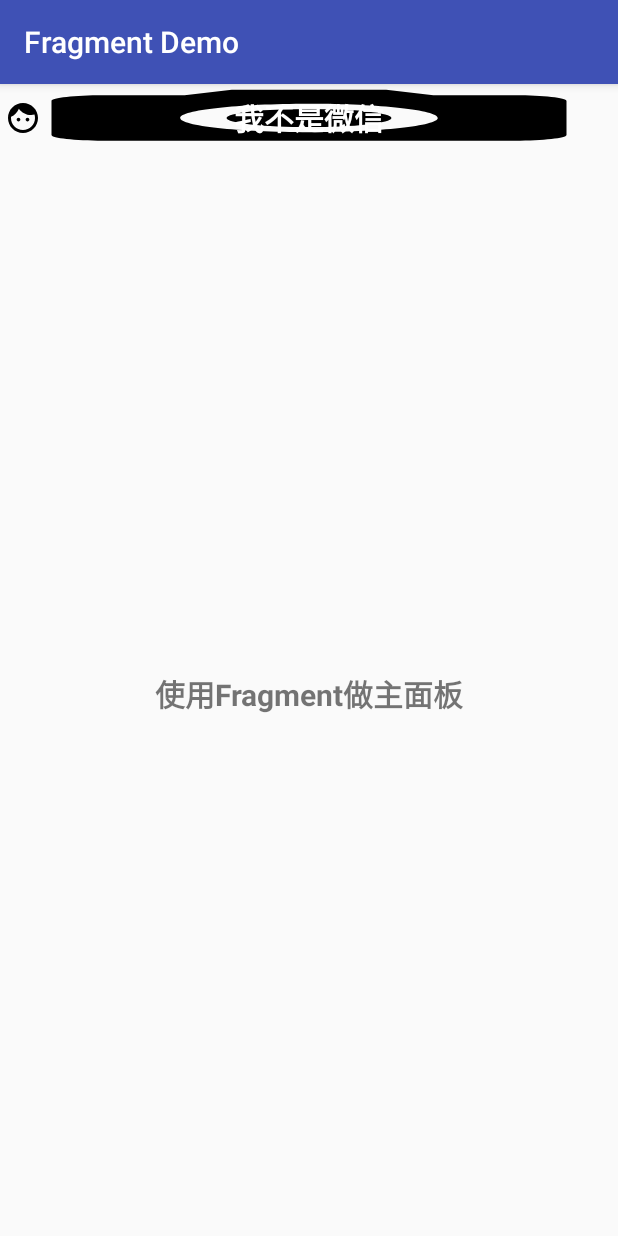
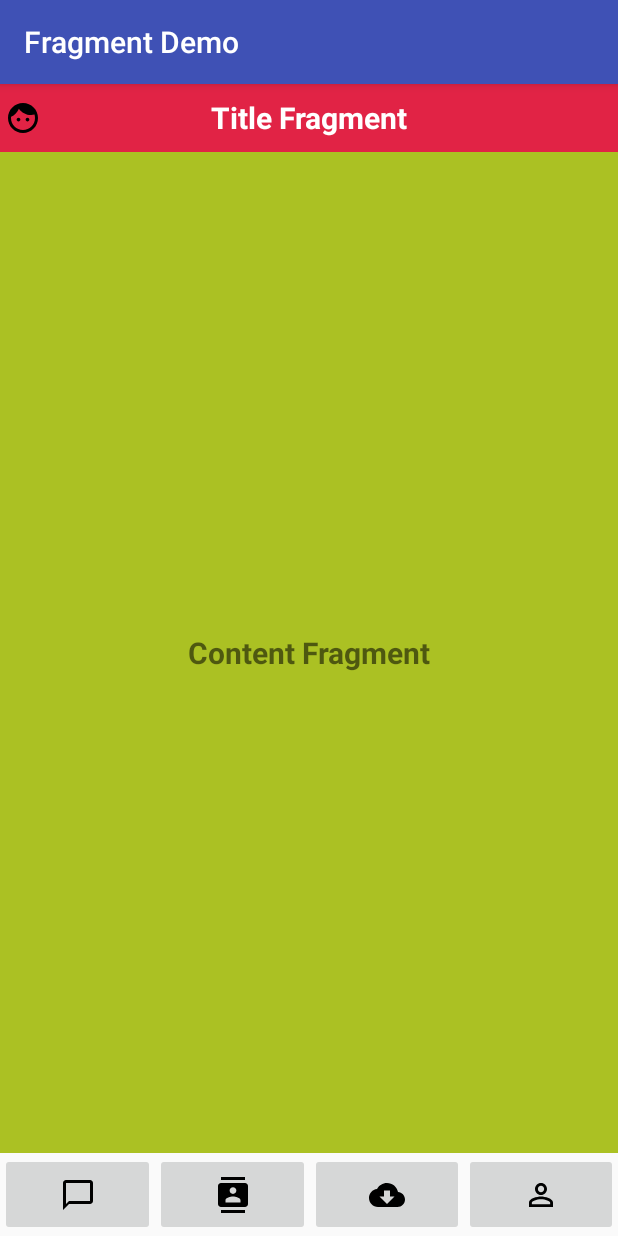
Before and after one commit to Vaycent/vaycentFramwork, an Android app: the FragmentDemo screen opened directly, with no data from a screen before it, on a phone screen of 412 x 824 dp. Run offline under Robolectric (Android 15) with nearby library versions, the phone set to English and light mode, and no system bars.

Commit message:
Sync Fragment demo

```diff
--- a/app/src/main/java/vaycent/vaycentproject/DemoPackage/FragmentPackage/FragmentDemo.java
+++ b/app/src/main/java/vaycent/vaycentproject/DemoPackage/FragmentPackage/FragmentDemo.java
@@ -1,8 +1,12 @@
 package vaycent.vaycentproject.DemoPackage.FragmentPackage;
 
+import android.app.FragmentManager;
+import android.app.FragmentTransaction;
 import android.os.Bundle;
 import android.support.v7.app.AppCompatActivity;
+import android.view.View;
 import android.view.Window;
+import android.widget.ImageButton;
 
 import vaycent.vaycentproject.R;
 
@@ -10,12 +14,48 @@ import vaycent.vaycentproject.R;
  * Created by Vaycent on 2016/10/19.
  */
 
-public class FragmentDemo extends AppCompatActivity {
+public class FragmentDemo extends AppCompatActivity implements View.OnClickListener {
+    private ImageButton messageBtn, contactsBtn, cloudBtn, personBtn;
+    private ContentFragment contentFragment;
+
     @Override
     protected void onCreate(Bundle savedInstanceState)
     {
         super.onCreate(savedInstanceState);
         requestWindowFeature(Window.FEATURE_NO_TITLE);
         setContentView(R.layout.fragment_demo);
+
+        initLayout();
+    }
+
+    private void initLayout(){
+        messageBtn=(ImageButton)findViewById(R.id.message_btn);
+        contactsBtn=(ImageButton)findViewById(R.id.contacts_btn);
+        cloudBtn=(ImageButton)findViewById(R.id.cloud_btn);
+        personBtn=(ImageButton)findViewById(R.id.person_btn);
+
+    }
+
+    @Override
+    public void onClick(View v) {
+        FragmentManager fm = getFragmentManager();
+        FragmentTransaction ft = fm.beginTransaction();
+
+        switch (v.getId()){
+            case R.id.message_btn:
+
+                break;
+            case R.id.contacts_btn:
+
+                break;
+            case R.id.cloud_btn:
+
+                break;
+            case R.id.person_btn:
+
+                break;
+            default:
+                break;
+        }
     }
 }
--- /dev/null
+++ b/app/src/main/res/drawable/ic_chat_bubble_outline_black_24dp.xml
@@ -0,0 +1,9 @@
+<vector xmlns:android="http://schemas.android.com/apk/res/android"
+        android:width="24dp"
+        android:height="24dp"
+        android:viewportWidth="24.0"
+        android:viewportHeight="24.0">
+    <path
+        android:fillColor="#FF000000"
+        android:pathData="M20,2L4,2c-1.1,0 -2,0.9 -2,2v18l4,-4h14c1.1,0 2,-0.9 2,-2L22,4c0,-1.1 -0.9,-2 -2,-2zM20,16L6,16l-2,2L4,4h16v12z"/>
+</vector>
--- /dev/null
+++ b/app/src/main/res/drawable/ic_cloud_download_black_24dp.xml
@@ -0,0 +1,9 @@
+<vector xmlns:android="http://schemas.android.com/apk/res/android"
+        android:width="24dp"
+        android:height="24dp"
+        android:viewportWidth="24.0"
+        android:viewportHeight="24.0">
+    <path
+        android:fillColor="#FF000000"
+        android:pathData="M19.35,10.04C18.67,6.59 15.64,4 12,4 9.11,4 6.6,5.64 5.35,8.04 2.34,8.36 0,10.91 0,14c0,3.31 2.69,6 6,6h13c2.76,0 5,-2.24 5,-5 0,-2.64 -2.05,-4.78 -4.65,-4.96zM17,13l-5,5 -5,-5h3V9h4v4h3z"/>
+</vector>
--- /dev/null
+++ b/app/src/main/res/drawable/ic_contacts_black_24dp.xml
@@ -0,0 +1,9 @@
+<vector xmlns:android="http://schemas.android.com/apk/res/android"
+        android:width="24dp"
+        android:height="24dp"
+        android:viewportWidth="24.0"
+        android:viewportHeight="24.0">
+    <path
+        android:fillColor="#FF000000"
+        android:pathData="M20,0L4,0v2h16L20,0zM4,24h16v-2L4,22v2zM20,4L4,4c-1.1,0 -2,0.9 -2,2v12c0,1.1 0.9,2 2,2h16c1.1,0 2,-0.9 2,-2L22,6c0,-1.1 -0.9,-2 -2,-2zM12,6.75c1.24,0 2.25,1.01 2.25,2.25s-1.01,2.25 -2.25,2.25S9.75,10.24 9.75,9 10.76,6.75 12,6.75zM17,17L7,17v-1.5c0,-1.67 3.33,-2.5 5,-2.5s5,0.83 5,2.5L17,17z"/>
+</vector>
--- /dev/null
+++ b/app/src/main/res/drawable/ic_person_outline_black_24dp.xml
@@ -0,0 +1,9 @@
+<vector xmlns:android="http://schemas.android.com/apk/res/android"
+        android:width="24dp"
+        android:height="24dp"
+        android:viewportWidth="24.0"
+        android:viewportHeight="24.0">
+    <path
+        android:fillColor="#FF000000"
+        android:pathData="M12,5.9c1.16,0 2.1,0.94 2.1,2.1s-0.94,2.1 -2.1,2.1S9.9,9.16 9.9,8s0.94,-2.1 2.1,-2.1m0,9c2.97,0 6.1,1.46 6.1,2.1v1.1L5.9,18.1L5.9,17c0,-0.64 3.13,-2.1 6.1,-2.1M12,4C9.79,4 8,5.79 8,8s1.79,4 4,4 4,-1.79 4,-4 -1.79,-4 -4,-4zM12,13c-2.67,0 -8,1.34 -8,4v3h16v-3c0,-2.66 -5.33,-4 -8,-4z"/>
+</vector>
--- /dev/null
+++ b/app/src/main/res/layout/bottombar.xml
@@ -0,0 +1,35 @@
+<?xml version="1.0" encoding="utf-8"?>
+<LinearLayout xmlns:android="http://schemas.android.com/apk/res/android"
+    android:layout_width="match_parent"
+    android:layout_height="55dp"
+    android:orientation="horizontal">
+
+    <ImageButton
+        android:id="@+id/message_btn"
+        android:layout_width="match_parent"
+        android:layout_height="match_parent"
+        android:src="@drawable/ic_chat_bubble_outline_black_24dp"
+        android:layout_weight="1"/>
+
+    <ImageButton
+        android:id="@+id/contacts_btn"
+        android:layout_width="match_parent"
+        android:layout_height="match_parent"
+        android:src="@drawable/ic_contacts_black_24dp"
+        android:layout_weight="1"/>
+
+    <ImageButton
+        android:id="@+id/cloud_btn"
+        android:layout_width="match_parent"
+        android:layout_height="match_parent"
+        android:src="@drawable/ic_cloud_download_black_24dp"
+        android:layout_weight="1"/>
+
+    <ImageButton
+        android:id="@+id/person_btn"
+        android:layout_width="match_parent"
+        android:layout_height="match_parent"
+        android:src="@drawable/ic_person_outline_black_24dp"
+        android:layout_weight="1"/>
+
+</LinearLayout>
--- a/app/src/main/res/layout/fragment_content.xml
+++ b/app/src/main/res/layout/fragment_content.xml
@@ -8,8 +8,9 @@
         android:layout_width="fill_parent"
         android:layout_height="fill_parent"
         android:gravity="center"
-        android:text="使用Fragment做主面板"
+        android:text="Content Fragment"
         android:textSize="20sp"
-        android:textStyle="bold" />
+        android:textStyle="bold"
+        android:background="#abc123"/>
 
 </LinearLayout>
--- a/app/src/main/res/layout/fragment_demo.xml
+++ b/app/src/main/res/layout/fragment_demo.xml
@@ -9,11 +9,22 @@
         android:layout_width="fill_parent"
         android:layout_height="45dp" />
 
+    <include
+        android:id="@+id/id_ly_bottombar"
+        android:layout_width="fill_parent"
+        android:layout_height="55dp"
+        android:layout_alignParentBottom="true"
+        layout="@layout/bottombar" />
+
     <fragment
         android:layout_below="@id/id_fragment_title"
+        android:layout_above="@+id/id_ly_bottombar"
         android:id="@+id/id_fragment_content"
         android:name="vaycent.vaycentproject.DemoPackage.FragmentPackage.ContentFragment"
         android:layout_width="fill_parent"
         android:layout_height="fill_parent" />
 
+
+
+
 </RelativeLayout>
--- a/app/src/main/res/layout/fragment_title.xml
+++ b/app/src/main/res/layout/fragment_title.xml
@@ -2,7 +2,7 @@
 <RelativeLayout xmlns:android="http://schemas.android.com/apk/res/android"
     android:layout_width="match_parent"
     android:layout_height="45dp"
-    android:background="@drawable/ic_menu_camera" >
+    android:background="#e12345" >
 
     <ImageButton
         android:id="@+id/id_title_left_btn"
@@ -16,7 +16,7 @@
         android:layout_width="fill_parent"
         android:layout_height="fill_parent"
         android:gravity="center"
-        android:text="我不是微信"
+        android:text="Title Fragment"
         android:textColor="#fff"
         android:textSize="20sp"
         android:textStyle="bold" />
```
